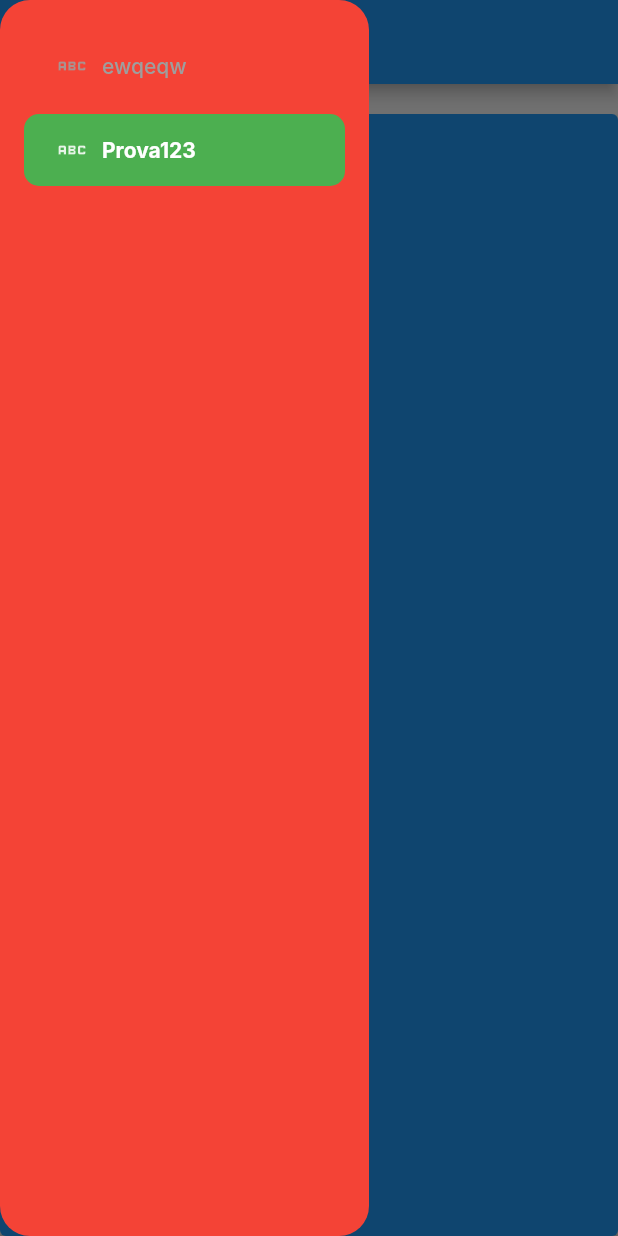
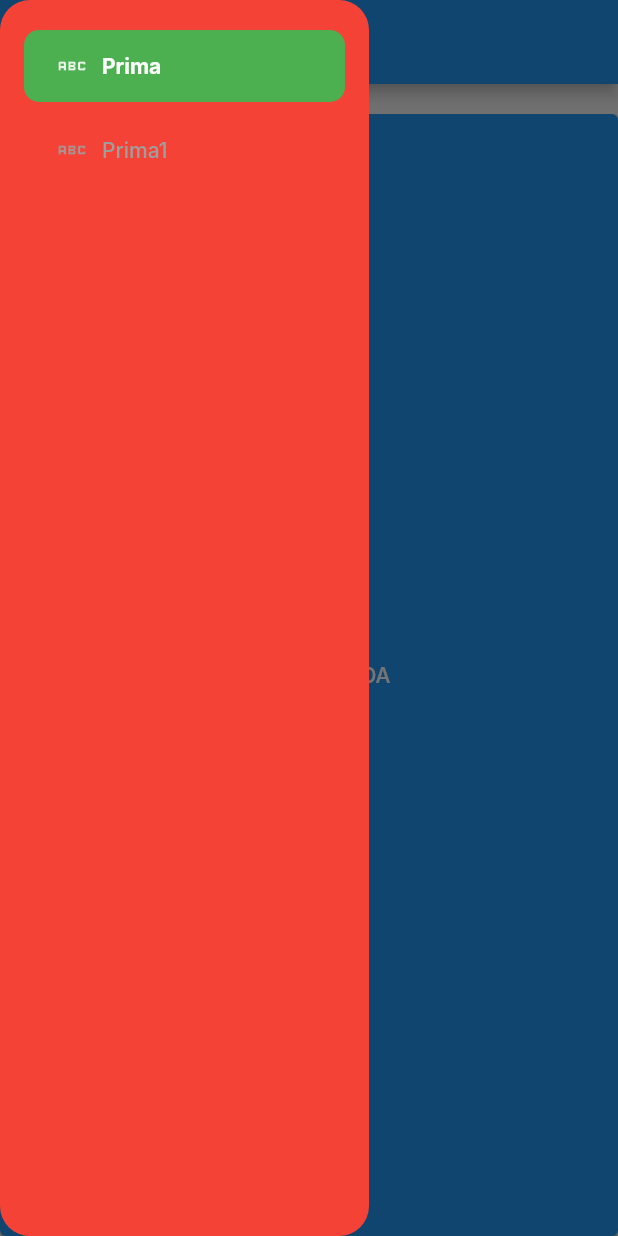
Before and after one commit to BoringStuff-SRL/FlutterBoringApp, a Flutter app: the screen it shows after launch, with the side drawer open, on a phone screen of 412 x 824 dp. Run offline on Flutter 3.47's test engine with Material 3 defaults, Android fonts, the phone set to English and light mode, and no system bars; our stand-ins replace go_router; missing offline and left inert: boringcore; Roboto replaces fonts that are missing (Inter).

Commit message:
Fixed entry selection when subparams inside url

```diff
--- a/example/lib/main.dart
+++ b/example/lib/main.dart
@@ -14,7 +14,7 @@ class MyApp extends StatelessWidget {
   @override
   Widget build(BuildContext context) {
     return BoringApp(
-      initialLocation: "/a",
+      initialLocation: "/prima",
       themeConfig: BoringThemeConfig(
           theme: ThemeData(
         fontFamily: 'Inter',
@@ -31,7 +31,7 @@ class MyApp extends StatelessWidget {
                 borderRadius: BorderRadius.all(Radius.circular(15)))),
       )),
       boringNavigation: BoringNavigationDrawer(
-        drawerStyle: BoringDrawerStyle(backgroundColor: Colors.red),
+        drawerStyle: const BoringDrawerStyle(backgroundColor: Colors.red),
         appBarNotifier: testNotifier,
         appBarBuilder:
             (context, state, navGroups, appBarNotifier, isDrawerVisible) {
@@ -42,58 +42,67 @@ class MyApp extends StatelessWidget {
       ),
       redirect: (context, state) {
         testNotifier.value = '';
+        return null;
       },
       pages: [
         BoringPageWidget(
-          navigationEntry: BoringNavigationEntry("/b",
-              icon: const Icon(Icons.abc), label: 'ewqeqw'),
+          navigationEntry: BoringNavigationEntry("/prima",
+              icon: const Icon(Icons.abc), label: 'Prima'),
           subPages: [
             BoringPageWidget(
               hideFromNavigation: true,
-              navigationEntry: BoringNavigationEntry('b', label: 'SIUU'),
+              navigationEntry: BoringNavigationEntry('seconda', label: 'SIUU'),
               builder: (context, state) {
-                print("BUILDING B SUBPAGE");
-                return Text('asdasd');
+                print("BUILDING SECOND PAGE");
+                return ElevatedButton(
+                    onPressed: () {
+                      context.go("/prima1/seconda1");
+                    },
+                    child: const Text("VAI A SECONDA DENTRO SECONDA"));
+              },
+            ),
+            BoringPageWidget(
+              hideFromNavigation: true,
+              navigationEntry: BoringNavigationEntry(':id/ciao', label: 'SIUU'),
+              builder: (context, state) {
+                print("BUILDING SECOND PAGE");
+                final id = state.pathParameters["id"] ?? "NO ID";
+                return Text("ID: $id");
               },
             )
           ],
           builder: (p0, p1) {
-            print("BUILDING B");
-            int index = 0;
-            WidgetsBinding.instance.addPostFrameCallback((timeStamp) {
-              testNotifier.value = 'SIUUU';
-            });
+            print("BUILDING FIRST PAGE");
+
             return ElevatedButton(
               onPressed: () {
-                testNotifier.value = '${++index}';
-                p0.push('/b/b');
+                p0.push('/prima/seconda');
               },
-              child: Text('signore'),
+              child: const Text('VAI A SECONDA'),
             );
           },
         ),
         BoringPageWidget(
-          navigationEntry: BoringNavigationEntry("/a",
-              icon: const Icon(Icons.abc), label: 'Prova123'),
+          navigationEntry: BoringNavigationEntry("/prima1",
+              icon: const Icon(Icons.abc), label: 'Prima1'),
           subPages: [
             BoringPageWidget(
               hideFromNavigation: true,
-              navigationEntry: BoringNavigationEntry('b', label: 'SIUU'),
-              builder: (context, state) => Text('asdasd'),
+              navigationEntry: BoringNavigationEntry('seconda1', label: 'SIUU'),
+              builder: (context, state) {
+                print("BUILDING SECOND PAGE");
+                return const Text('SECONDA1');
+              },
             )
           ],
           builder: (p0, p1) {
-            print("BUILDING A");
-            int index = 0;
-            WidgetsBinding.instance.addPostFrameCallback((timeStamp) {
-              testNotifier.value = 'SIUUU';
-            });
+            print("BUILDING FIRST PAGE");
+
             return ElevatedButton(
               onPressed: () {
-                testNotifier.value = '${++index}';
-                p0.go('/a/b');
+                p0.push('/prima1/seconda1');
               },
-              child: Text('signore'),
+              child: const Text('VAI A SECONDA'),
             );
           },
         ),
--- a/lib/boring_app/navigation/navigation_entry.dart
+++ b/lib/boring_app/navigation/navigation_entry.dart
@@ -45,9 +45,7 @@ class BoringNavigationEntryWithSubEntries {
           giftSelection: giftSelection,
           subEntries: subEntries);
 
-  bool isSelected(GoRouterState state) {
-    return path == state.matchedLocation;
-  }
+  bool isSelected(GoRouterState state) => path == state.fullPath;
 }
 
 class BoringNavigationEntryWithSelection {
```
